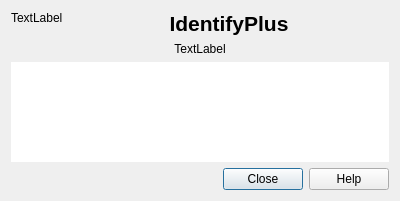
Old version of the form aboutdialogbase.ui in the repository nextgis/qgis_identifyplus.
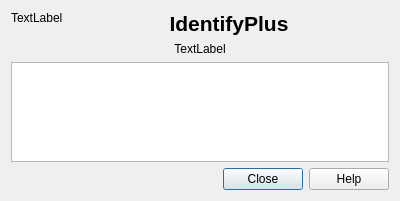
New version of the form.

Commit message: restore borders for text area

```diff
--- a/aboutdialogbase.ui
+++ b/aboutdialogbase.ui
@@ -60,12 +60,6 @@
    </item>
    <item row="2" column="0" colspan="2">
     <widget class="QTextBrowser" name="textBrowser">
-     <property name="frameShape">
-      <enum>QFrame::NoFrame</enum>
-     </property>
-     <property name="frameShadow">
-      <enum>QFrame::Plain</enum>
-     </property>
      <property name="readOnly">
       <bool>true</bool>
      </property>
```
